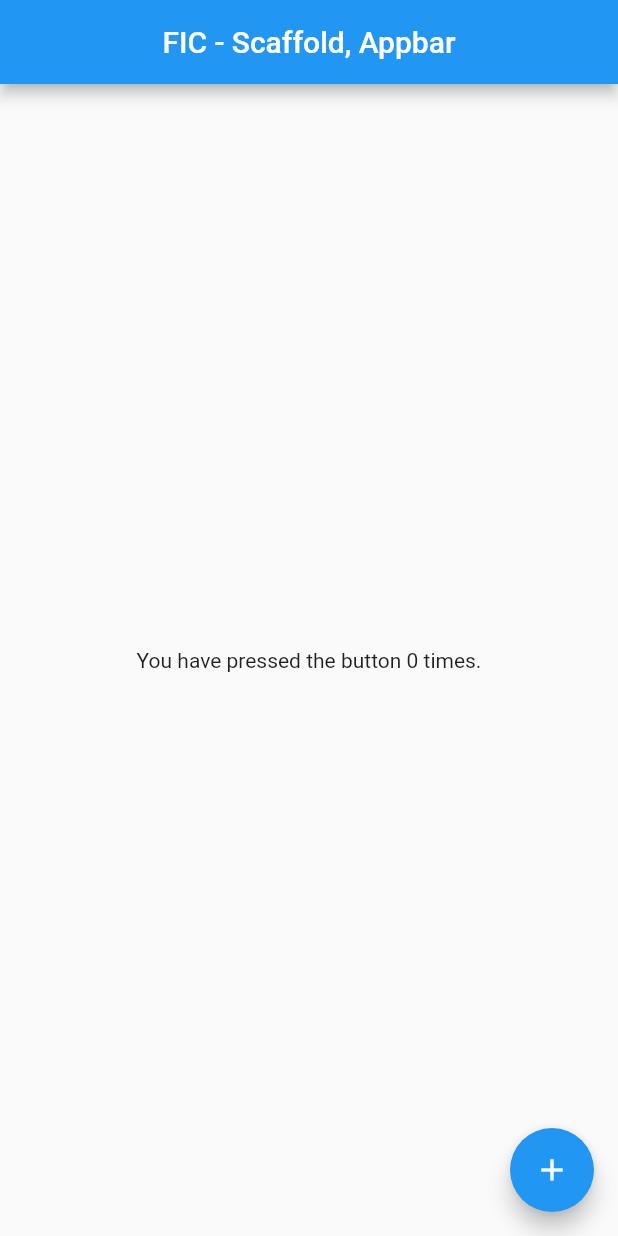
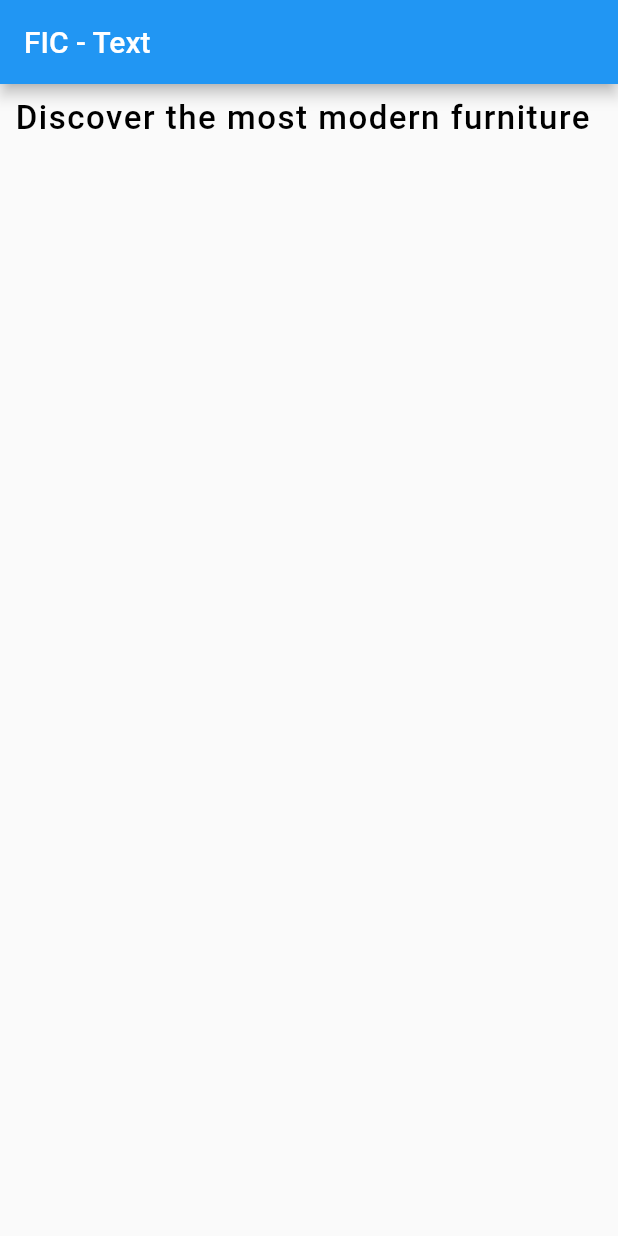
Before and after one commit to fesaworld/fic4_flutter_widgets_challenges, a Flutter app: the screen it shows after launch, on a phone screen of 412 x 824 dp. Run offline on Flutter 3.47's test engine with Material 2 defaults, Android fonts, the phone set to English and light mode, and no system bars.

Commit message:
basic widget - basic_widget - text_widget

```diff
--- a/lib/main.dart
+++ b/lib/main.dart
@@ -53,7 +53,8 @@ class MyApp extends StatelessWidget {
       // home: const ContainerWidget(),
       // home: const IconWidget(),
       // home: const ImageWidget(),
-      home: const ScaffoldWidget(),
+      // home: const ScaffoldWidget(),
+      home: const TextWidget(),
     );
   }
 }
--- /dev/null
+++ b/lib/tugas/basic_widget/text_widget.dart
@@ -0,0 +1,31 @@
+import 'package:flutter/material.dart';
+
+class TextWidget extends StatelessWidget {
+  const TextWidget({Key? key}) : super(key: key);
+
+  @override
+  Widget build(BuildContext context) {
+    return Scaffold(
+      appBar: AppBar(
+        title: const Text("FIC - Text"),
+        actions: const [],
+      ),
+      body: Container(
+        padding: const EdgeInsets.all(10.0),
+        child: Column(
+          children: const [
+            Text(
+              'Discover the most modern furniture',
+              style: TextStyle(
+                color: Colors.black,
+                fontSize: 22.0,
+                fontWeight: FontWeight.w500,
+                letterSpacing: 1,
+              ),
+            ),
+          ],
+        ),
+      ),
+    );
+  }
+}
```
